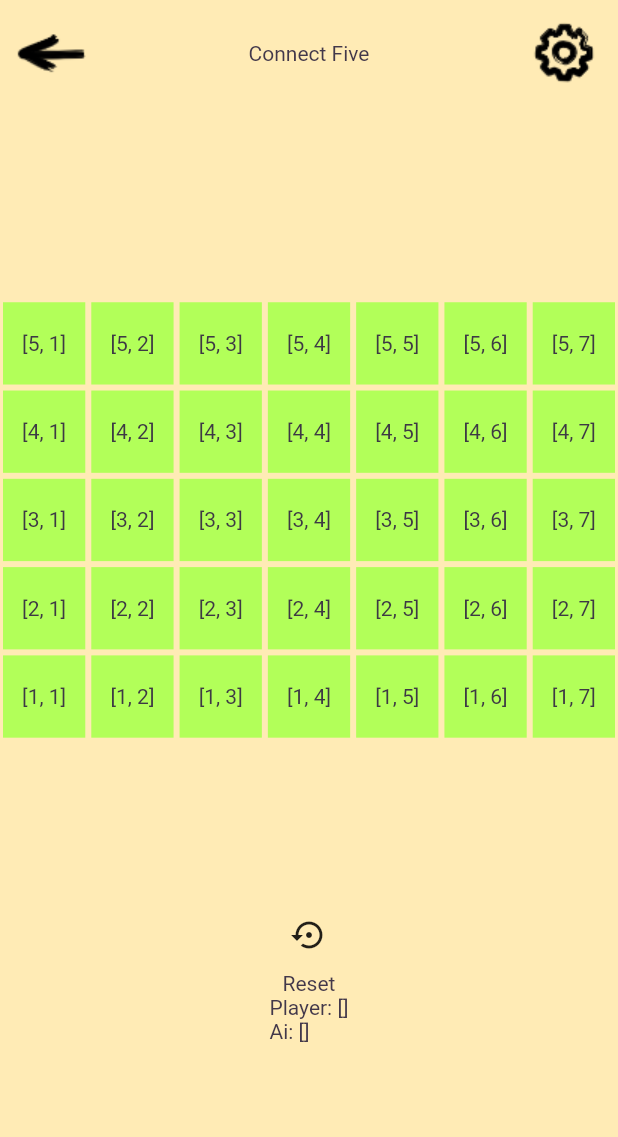
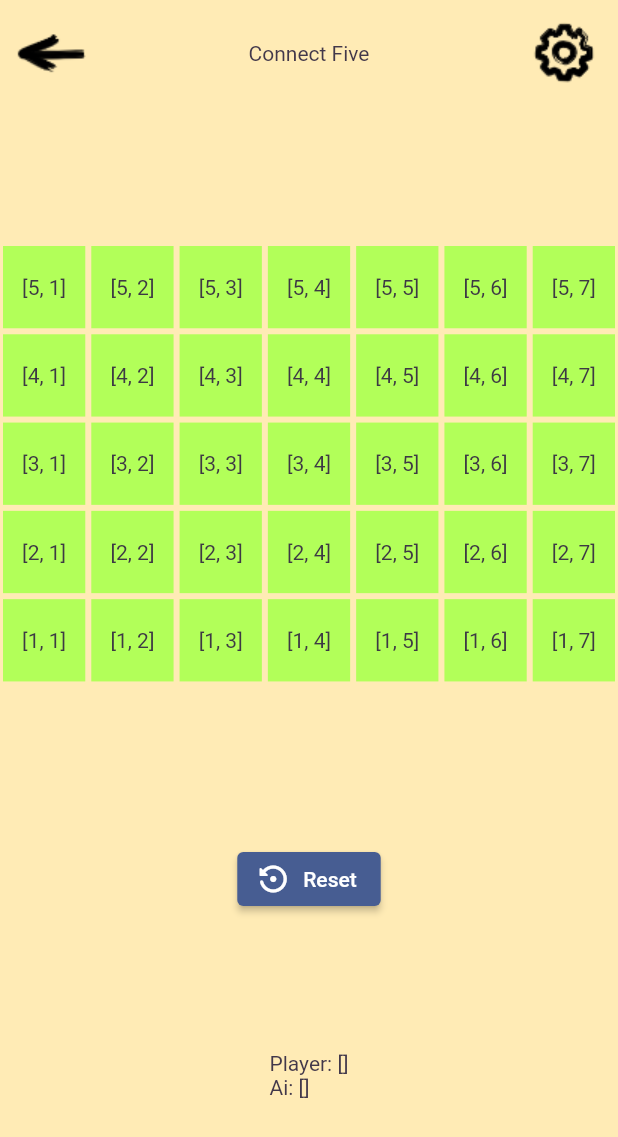
Before and after one commit to davefaliskie/game_1, a Flutter app: the PlaySessionScreen screen opened directly with sample values from the repository, on a phone screen of 412 x 824 dp. Shown: the top 1137 px of the screen. Run offline on Flutter 3.47's test engine with Material 2 defaults, Android fonts, the light colour scheme and no system bars; our stand-ins replace audioplayers, firebase_core, firebase_crashlytics, go_router, google_mobile_ads, in_app_purchase and 1 more; missing offline and left inert: games_services; accounts and stored records are empty.

Commit message:
add reset btn logic

```diff
--- a/lib/src/play_session/play_session_screen.dart
+++ b/lib/src/play_session/play_session_screen.dart
@@ -61,7 +61,10 @@ class _PlaySessionScreenState extends State<PlaySessionScreen> {
           body: SafeArea(
             child: Stack(
               children: [
-                Center(
+                //NOTE: this builder is needed so we can have a new context to use
+                //provider w/. TODO: update it to a buildListener for player type?
+                Builder(builder: (context) {
+                  return Center(
                     // This is the entirety of the "game".
                     child: Column(
                       mainAxisAlignment: MainAxisAlignment.center,
@@ -92,11 +95,17 @@ class _PlaySessionScreenState extends State<PlaySessionScreen> {
                         ),
                         Spacer(),
                         GameBoard(boardSetting: boardSetting),
-                      IconButton(
-                        onPressed: () {},
-                        icon: Icon(Icons.settings_backup_restore),
+                        ElevatedButton.icon(
+                          onPressed: () {
+                            context.read<BoardState>().clearBoard();
+                          },
+                          icon: Icon(
+                            Icons.settings_backup_restore_rounded,
+                            size: 24.0,
                           ),
-                      Text("Reset"),
+                          label: Text("Reset"),
+                        ),
+                        Spacer(),
                         Consumer<BoardState>(
                             builder: (context, bordState, child) {
                           return Column(
@@ -106,12 +115,12 @@ class _PlaySessionScreenState extends State<PlaySessionScreen> {
                               Text('Ai: ${bordState.aiTaken}'),
                             ],
                           );
-                          }
-                      ),
+                        }),
                         Spacer(),
                       ],
                     ),
-                ),
+                  );
+                }),
                 SizedBox.expand(
                   child: Visibility(
                     visible: _duringCelebration,
```
Also changed, not shown: lib/src/game_internals/board_state.dart (+7 -0 lines). Lines whose indentation alone changed are shown as unchanged.
